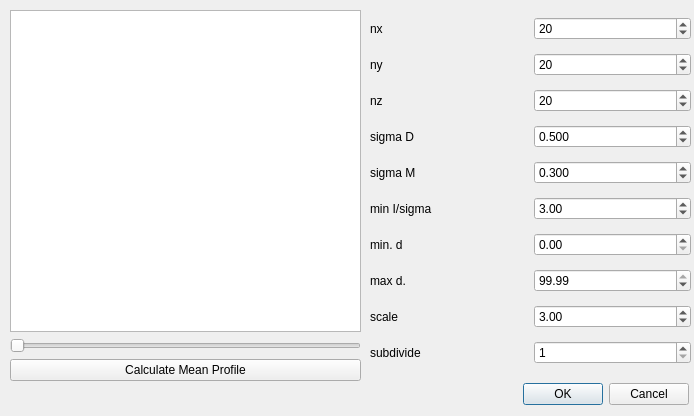
Old version of the form apps/nsxqt/ui/ProfileFitDialog.ui in the repository k61n/openhkl.
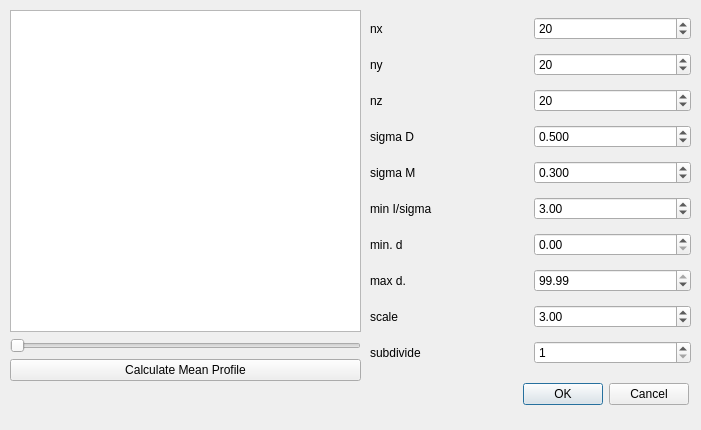
New version of the form.

```diff
--- a/apps/nsxqt/ui/ProfileFitDialog.ui
+++ b/apps/nsxqt/ui/ProfileFitDialog.ui
@@ -6,8 +6,8 @@
    <rect>
     <x>0</x>
     <y>0</y>
-    <width>694</width>
-    <height>416</height>
+    <width>701</width>
+    <height>430</height>
    </rect>
   </property>
   <property name="windowTitle">
```
